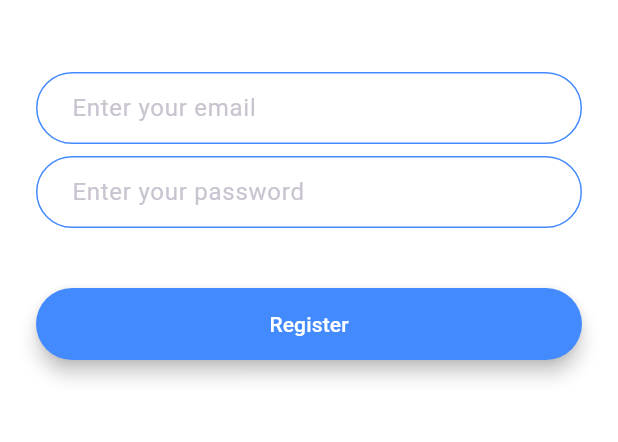
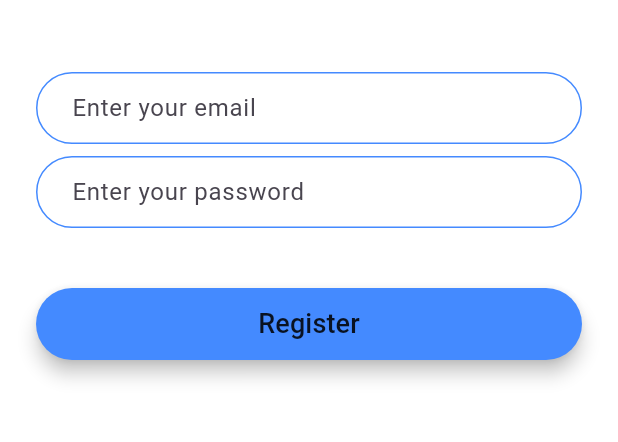
Before and after one commit to tasnimul1331/Flash-Chat-App-in-Flutter, a Flutter app: the screen it shows after launch, after a tap on "Register", on a phone screen of 412 x 824 dp, the part 576-1018 px from its top. Run offline on Flutter 3.47's test engine with Material 3 defaults, Android fonts, the phone set to English and light mode, and no system bars; our stand-ins replace animated_text_kit.

Commit message:
refactoring button and textfield

```diff
--- a/lib/components/rounded_button.dart
+++ b/lib/components/rounded_button.dart
@@ -24,7 +24,7 @@ class RoundedButton extends StatelessWidget {
           onPressed: onPressed,
           minWidth: 200.0,
           height: 42.0,
-          child: Text(text),
+          child: Text(text, style: TextStyle(fontSize: 18.0)),
         ),
       ),
     );
--- a/lib/constants.dart
+++ b/lib/constants.dart
@@ -17,6 +17,7 @@ const kMessageContainerDecoration = BoxDecoration(
 );
 
 const kInputDecoration = InputDecoration(
+  hintText: 'Enter a value',
   contentPadding: EdgeInsets.symmetric(vertical: 10.0, horizontal: 20.0),
   border: OutlineInputBorder(
     borderRadius: BorderRadius.all(Radius.circular(32.0)),
--- a/lib/main.dart
+++ b/lib/main.dart
@@ -13,9 +13,9 @@ class FlashChat extends StatelessWidget {
   Widget build(BuildContext context) {
     return MaterialApp(
       debugShowCheckedModeBanner: false,
-      theme: ThemeData.dark().copyWith(
-        textTheme: TextTheme(bodyLarge: TextStyle(color: Colors.black54)),
-      ),
+      // theme: ThemeData.dark().copyWith(
+      //   textTheme: TextTheme(bodyLarge: TextStyle(color: Colors.black54)),
+      // ),
       // home: WelcomeScreen(),
       initialRoute: WelcomeScreen.id,
       routes: {
```
